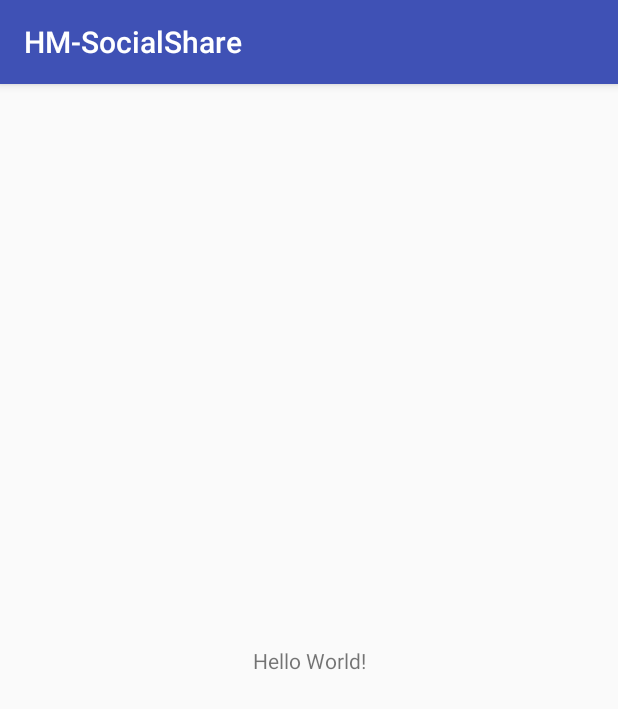
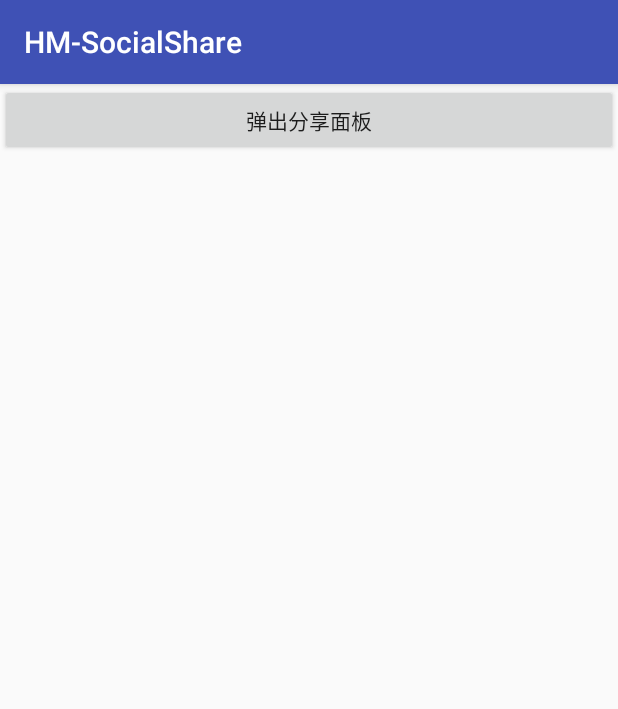
Before and after one commit to AFinalStone/HM-SocialShare, an Android app: the screen it shows after launch (MainActivity), on a phone screen of 412 x 824 dp. Shown: the top 709 px of the screen. Run offline under Robolectric (Android 15) with nearby library versions, the phone set to English and light mode, and no system bars; 1 statement that could not run was skipped.

Commit message:
增加分享类型

```diff
--- a/app/src/main/AndroidManifest.xml
+++ b/app/src/main/AndroidManifest.xml
@@ -1,6 +1,8 @@
 <?xml version="1.0" encoding="utf-8"?>
 <manifest xmlns:android="http://schemas.android.com/apk/res/android"
     package="com.hm.iou.socialshare.demo">
+
+    <uses-permission android:name="android.permission.INTERNET" />
 
     <application
         android:allowBackup="true"
--- a/app/src/main/java/com/hm/iou/socialshare/demo/MainActivity.java
+++ b/app/src/main/java/com/hm/iou/socialshare/demo/MainActivity.java
@@ -2,6 +2,9 @@ package com.hm.iou.socialshare.demo;
 
 import android.support.v7.app.AppCompatActivity;
 import android.os.Bundle;
+import android.view.View;
+
+import com.hm.iou.socialshare.ShareManager;
 
 public class MainActivity extends AppCompatActivity {
 
@@ -9,5 +12,15 @@ public class MainActivity extends AppCompatActivity {
     protected void onCreate(Bundle savedInstanceState) {
         super.onCreate(savedInstanceState);
         setContentView(R.layout.activity_main);
+
+        ShareManager.init(this);
+
+        findViewById(R.id.btn_share_board).setOnClickListener(new View.OnClickListener() {
+            @Override
+            public void onClick(View v) {
+
+            }
+        });
     }
+
 }
--- a/app/src/main/res/layout/activity_main.xml
+++ b/app/src/main/res/layout/activity_main.xml
@@ -1,18 +1,17 @@
 <?xml version="1.0" encoding="utf-8"?>
-<android.support.constraint.ConstraintLayout xmlns:android="http://schemas.android.com/apk/res/android"
+<LinearLayout xmlns:android="http://schemas.android.com/apk/res/android"
     xmlns:app="http://schemas.android.com/apk/res-auto"
     xmlns:tools="http://schemas.android.com/tools"
     android:layout_width="match_parent"
     android:layout_height="match_parent"
+    android:orientation="vertical"
     tools:context="com.hm.iou.socialshare.demo.MainActivity">
 
-    <TextView
-        android:layout_width="wrap_content"
+    <Button
+        android:id="@+id/btn_share_board"
+        android:layout_width="match_parent"
         android:layout_height="wrap_content"
-        android:text="Hello World!"
-        app:layout_constraintBottom_toBottomOf="parent"
-        app:layout_constraintLeft_toLeftOf="parent"
-        app:layout_constraintRight_toRightOf="parent"
-        app:layout_constraintTop_toTopOf="parent" />
+        android:text="弹出分享面板"
+        />
 
-</android.support.constraint.ConstraintLayout>
+</LinearLayout>
```
Also changed, not shown: library/src/main/java/com/hm/iou/socialshare/ShareDataTypeEnum.java (added, +19 -0 lines).
